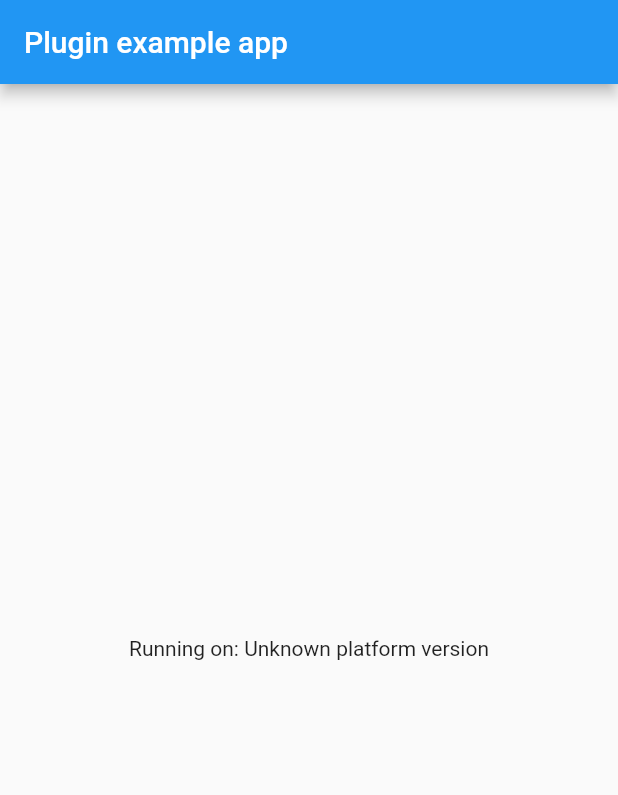
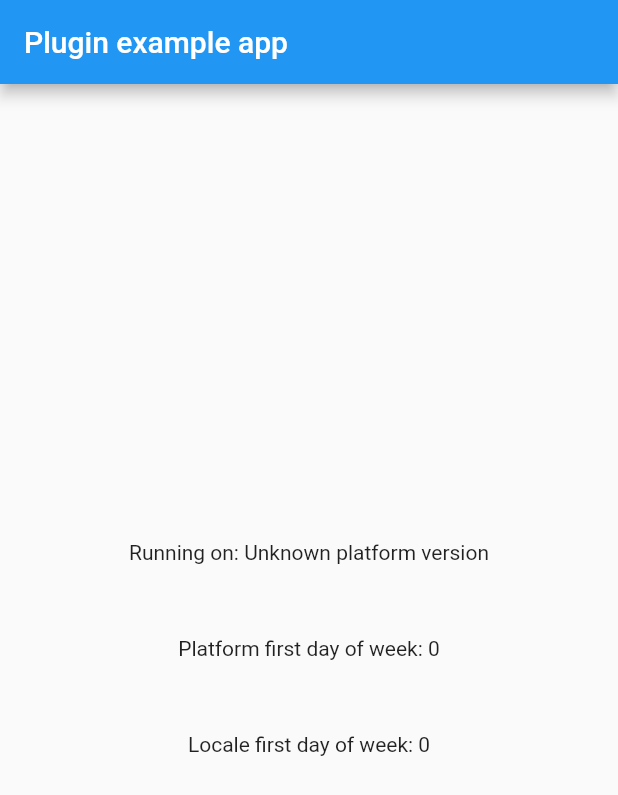
Before and after one commit to MagTuxGit/flutter_platform_calendar, a Flutter app: the screen it shows after launch, on a phone screen of 412 x 824 dp. Shown: the top 795 px of the screen. Run offline on Flutter 3.47's test engine with Material 2 defaults, Android fonts, the phone set to English and light mode, and no system bars; our stand-ins replace plugin_platform_interface.

Commit message:
getFirstDayOfWeek method implemented

```diff
--- a/example/lib/main.dart
+++ b/example/lib/main.dart
@@ -17,6 +17,7 @@ class MyApp extends StatefulWidget {
 
 class _MyAppState extends State<MyApp> {
   String _platformVersion = 'Unknown';
+  int _platformFirstDay = 0;
   final _platformCalendarPlugin = PlatformCalendar();
 
   @override
@@ -28,11 +29,12 @@ class _MyAppState extends State<MyApp> {
   // Platform messages are asynchronous, so we initialize in an async method.
   Future<void> initPlatformState() async {
     String platformVersion;
-    // Platform messages may fail, so we use a try/catch PlatformException.
-    // We also handle the message potentially returning null.
+    int firstDay = 0;
     try {
       platformVersion =
           await _platformCalendarPlugin.getPlatformVersion() ?? 'Unknown platform version';
+      firstDay =
+          await _platformCalendarPlugin.getFirstDayOfWeek() ?? 0;
     } on PlatformException {
       platformVersion = 'Failed to get platform version.';
     }
@@ -44,6 +46,7 @@ class _MyAppState extends State<MyApp> {
 
     setState(() {
       _platformVersion = platformVersion;
+      _platformFirstDay = firstDay;
     });
   }
 
@@ -54,8 +57,21 @@ class _MyAppState extends State<MyApp> {
         appBar: AppBar(
           title: const Text('Plugin example app'),
         ),
-        body: Center(
-          child: Text('Running on: $_platformVersion\n'),
+        body: Builder(
+          builder: (context) {
+            return Center(
+              child: Column(
+                mainAxisSize: MainAxisSize.min,
+                children: [
+                  Text('Running on: $_platformVersion\n'),
+                  const SizedBox(height: 32),
+                  Text('Platform first day of week: $_platformFirstDay\n'),
+                  const SizedBox(height: 32),
+                  Text('Locale first day of week: ${MaterialLocalizations.of(context).firstDayOfWeekIndex}\n'),
+                ],
+              ),
+            );
+          }
         ),
       ),
     );
--- a/lib/platform_calendar.dart
+++ b/lib/platform_calendar.dart
@@ -5,4 +5,8 @@ class PlatformCalendar {
   Future<String?> getPlatformVersion() {
     return PlatformCalendarPlatform.instance.getPlatformVersion();
   }
+
+  Future<int?> getFirstDayOfWeek() {
+    return PlatformCalendarPlatform.instance.getFirstDayOfWeek();
+  }
 }
--- a/lib/platform_calendar_platform_interface.dart
+++ b/lib/platform_calendar_platform_interface.dart
@@ -26,4 +26,8 @@ abstract class PlatformCalendarPlatform extends PlatformInterface {
   Future<String?> getPlatformVersion() {
     throw UnimplementedError('platformVersion() has not been implemented.');
   }
+
+  Future<int?> getFirstDayOfWeek() {
+    throw UnimplementedError('getFirstDayOfWeek() has not been implemented.');
+  }
 }
```
Also changed, not shown: lib/platform_calendar_method_channel.dart (+9 -1 lines), pubspec.yaml (+4 -49 lines), 10 other files.
